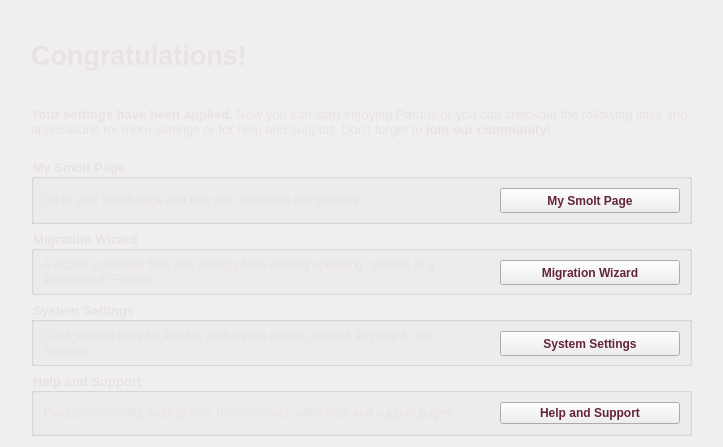
This is kde/kaptan/src/gui/goodbyeWidget.ui in pars-linux/uludag as Qt 5 draws it before an edit. The edited form follows.
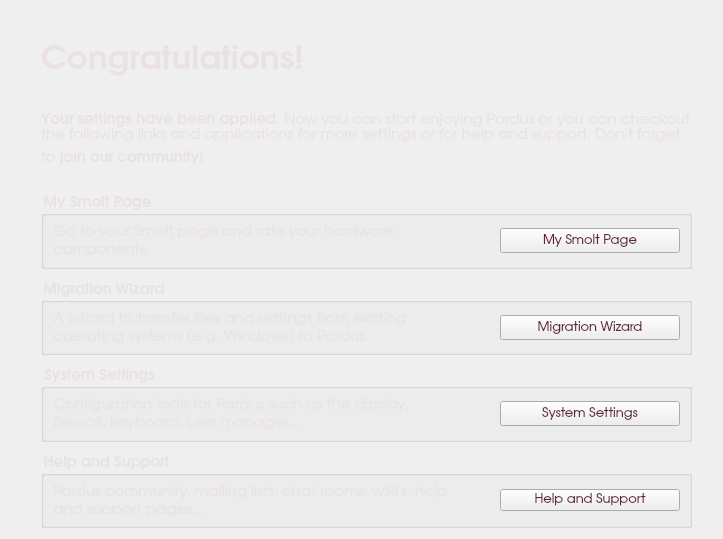
This is the edited form.

Commit message: fixed junk html in po files

```diff
--- a/kde/kaptan/src/gui/goodbyeWidget.ui
+++ b/kde/kaptan/src/gui/goodbyeWidget.ui
@@ -7,7 +7,7 @@
     <x>0</x>
     <y>0</y>
     <width>723</width>
-    <height>447</height>
+    <height>539</height>
    </rect>
   </property>
   <property name="windowTitle">
@@ -62,20 +62,17 @@
            </property>
            <property name="font">
             <font>
-             <pointsize>20</pointsize>
+             <family>URW Gothic L</family>
+             <pointsize>25</pointsize>
              <weight>75</weight>
              <bold>true</bold>
             </font>
            </property>
            <property name="styleSheet">
-            <string>color: rgb(95, 34, 52);</string>
+            <string>color: rgb(234, 225, 228);</string>
            </property>
            <property name="text">
-            <string>&lt;!DOCTYPE HTML PUBLIC &quot;-//W3C//DTD HTML 4.0//EN&quot; &quot;http://www.w3.org/TR/REC-html40/strict.dtd&quot;&gt;
-&lt;html&gt;&lt;head&gt;&lt;meta name=&quot;qrichtext&quot; content=&quot;1&quot; /&gt;&lt;style type=&quot;text/css&quot;&gt;
-p, li { white-space: pre-wrap; }
-&lt;/style&gt;&lt;/head&gt;&lt;body style=&quot; font-family:'Sans Serif'; font-size:20pt; font-weight:600; font-style:normal;&quot;&gt;
-&lt;p style=&quot; margin-top:0px; margin-bottom:0px; margin-left:0px; margin-right:0px; -qt-block-indent:0; text-indent:0px;&quot;&gt;&lt;span style=&quot; color:#eae1e4;&quot;&gt;Congratulations!&lt;/span&gt;&lt;/p&gt;&lt;/body&gt;&lt;/html&gt;</string>
+            <string>Congratulations!</string>
            </property>
           </widget>
          </item>
@@ -103,15 +100,17 @@
              <height>0</height>
             </size>
            </property>
+           <property name="font">
+            <font>
+             <family>URW Gothic L</family>
+             <pointsize>11</pointsize>
+            </font>
+           </property>
            <property name="styleSheet">
-            <string notr="true">color:black</string>
+            <string notr="true">color:rgb(234, 225, 228)</string>
            </property>
            <property name="text">
-            <string>&lt;!DOCTYPE HTML PUBLIC &quot;-//W3C//DTD HTML 4.0//EN&quot; &quot;http://www.w3.org/TR/REC-html40/strict.dtd&quot;&gt;
-&lt;html&gt;&lt;head&gt;&lt;meta name=&quot;qrichtext&quot; content=&quot;1&quot; /&gt;&lt;style type=&quot;text/css&quot;&gt;
-p, li { white-space: pre-wrap; }
-&lt;/style&gt;&lt;/head&gt;&lt;body style=&quot; font-family:'Sans Serif'; font-size:8pt; font-weight:400; font-style:normal;&quot;&gt;
-&lt;p style=&quot; margin-top:0px; margin-bottom:0px; margin-left:0px; margin-right:0px; -qt-block-indent:0; text-indent:0px;&quot;&gt;&lt;span style=&quot; font-size:10pt; font-weight:600; color:#eae1e4;&quot;&gt;Your settings have been applied.&lt;/span&gt;&lt;span style=&quot; font-size:10pt; color:#eae1e4;&quot;&gt; Now you can start enjoying Pardus or you can checkout the following links and applications for more settings or for help and support. Don't forget to &lt;/span&gt;&lt;span style=&quot; font-size:10pt; font-weight:600; color:#eae1e4;&quot;&gt;join our community!&lt;/span&gt;&lt;/p&gt;&lt;/body&gt;&lt;/html&gt;</string>
+            <string>&lt;b&gt;Your settings have been applied.&lt;/b&gt; Now you can start enjoying Pardus or you can checkout the following links and applications for more settings or for help and support. Don't forget to &lt;b&gt;join our community!&lt;/b&gt;</string>
            </property>
            <property name="wordWrap">
             <bool>true</bool>
@@ -144,7 +143,8 @@
         <widget class="QGroupBox" name="smoltGroupBox">
          <property name="font">
           <font>
-           <pointsize>10</pointsize>
+           <family>URW Gothic L</family>
+           <pointsize>11</pointsize>
            <weight>75</weight>
            <bold>true</bold>
            <underline>false</underline>
@@ -161,7 +161,7 @@
           <set>Qt::AlignLeading|Qt::AlignLeft|Qt::AlignTop</set>
          </property>
          <property name="flat">
-          <bool>false</bool>
+          <bool>true</bool>
          </property>
          <property name="checkable">
           <bool>false</bool>
@@ -171,6 +171,8 @@
            <widget class="QLabel" name="labelSystemSettings_2">
             <property name="font">
              <font>
+              <family>URW Gothic L</family>
+              <pointsize>11</pointsize>
               <weight>50</weight>
               <bold>false</bold>
              </font>
@@ -221,8 +223,10 @@
             </property>
             <property name="font">
              <font>
-              <weight>75</weight>
-              <bold>true</bold>
+              <family>URW Gothic L</family>
+              <pointsize>10</pointsize>
+              <weight>50</weight>
+              <bold>false</bold>
              </font>
             </property>
             <property name="styleSheet">
@@ -240,7 +244,8 @@
         <widget class="QGroupBox" name="migrationGroupBox">
          <property name="font">
           <font>
-           <pointsize>10</pointsize>
+           <family>URW Gothic L</family>
+           <pointsize>11</pointsize>
            <weight>75</weight>
            <bold>true</bold>
            <underline>false</underline>
@@ -257,7 +262,7 @@
           <set>Qt::AlignLeading|Qt::AlignLeft|Qt::AlignTop</set>
          </property>
          <property name="flat">
-          <bool>false</bool>
+          <bool>true</bool>
          </property>
          <property name="checkable">
           <bool>false</bool>
@@ -267,6 +272,8 @@
            <widget class="QLabel" name="labelSystemSettings_3">
             <property name="font">
              <font>
+              <family>URW Gothic L</family>
+              <pointsize>11</pointsize>
               <weight>50</weight>
               <bold>false</bold>
              </font>
@@ -317,8 +324,10 @@
             </property>
             <property name="font">
              <font>
-              <weight>75</weight>
-              <bold>true</bold>
+              <family>URW Gothic L</family>
+              <pointsize>10</pointsize>
+              <weight>50</weight>
+              <bold>false</bold>
              </font>
             </property>
             <property name="styleSheet">
@@ -336,7 +345,8 @@
         <widget class="QGroupBox" name="groupBox">
          <property name="font">
           <font>
-           <pointsize>10</pointsize>
+           <family>URW Gothic L</family>
+           <pointsize>11</pointsize>
            <weight>75</weight>
            <bold>true</bold>
            <underline>false</underline>
@@ -353,7 +363,7 @@
           <set>Qt::AlignLeading|Qt::AlignLeft|Qt::AlignTop</set>
          </property>
          <property name="flat">
-          <bool>false</bool>
+          <bool>true</bool>
          </property>
          <property name="checkable">
           <bool>false</bool>
@@ -379,6 +389,8 @@
            <widget class="QLabel" name="labelSystemSettings">
             <property name="font">
              <font>
+              <family>URW Gothic L</family>
+              <pointsize>11</pointsize>
               <weight>50</weight>
               <bold>false</bold>
              </font>
@@ -413,8 +425,10 @@
             </property>
             <property name="font">
              <font>
-              <weight>75</weight>
-              <bold>true</bold>
+              <family>URW Gothic L</family>
+              <pointsize>10</pointsize>
+              <weight>50</weight>
+              <bold>false</bold>
              </font>
             </property>
             <property name="styleSheet">
@@ -432,7 +446,8 @@
         <widget class="QGroupBox" name="groupBox_2">
          <property name="font">
           <font>
-           <pointsize>10</pointsize>
+           <family>URW Gothic L</family>
+           <pointsize>11</pointsize>
            <weight>75</weight>
            <bold>true</bold>
           </font>
@@ -443,11 +458,16 @@
          <property name="title">
           <string>Help and Support</string>
          </property>
+         <property name="flat">
+          <bool>true</bool>
+         </property>
          <layout class="QGridLayout" name="gridLayout_4">
           <item row="0" column="0">
            <widget class="QLabel" name="labelHelpPages">
             <property name="font">
              <font>
+              <family>URW Gothic L</family>
+              <pointsize>11</pointsize>
               <weight>50</weight>
               <bold>false</bold>
              </font>
@@ -456,7 +476,7 @@
              <string notr="true"/>
             </property>
             <property name="text">
-             <string>Pardus community, mailing lists, IRC channels, wiki's help and support pages..</string>
+             <string>Pardus community, mailing lists, chat rooms, wiki's, help and support pages...</string>
             </property>
             <property name="scaledContents">
              <bool>true</bool>
@@ -498,8 +518,10 @@
             </property>
             <property name="font">
              <font>
-              <weight>75</weight>
-              <bold>true</bold>
+              <family>URW Gothic L</family>
+              <pointsize>10</pointsize>
+              <weight>50</weight>
+              <bold>false</bold>
              </font>
             </property>
             <property name="styleSheet">
@@ -559,7 +581,7 @@
      </property>
      <property name="sizeHint" stdset="0">
       <size>
-       <width>20</width>
+       <width>30</width>
        <height>20</height>
       </size>
      </property>
```
The commit also changes 13 other files.
